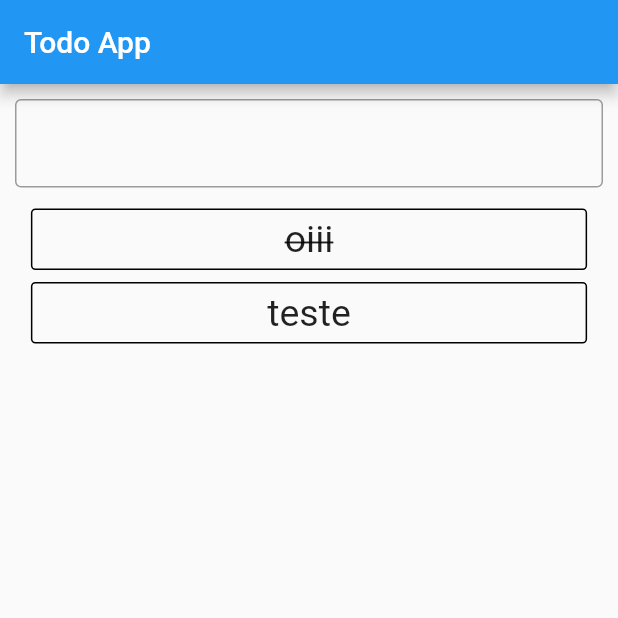
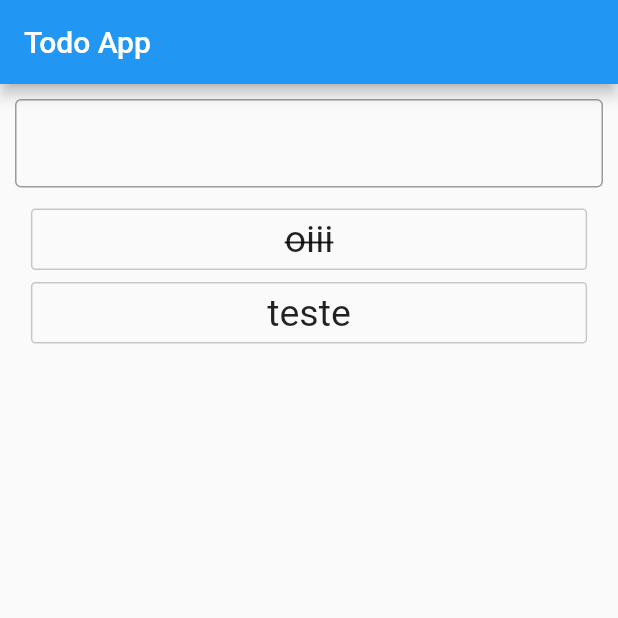
Before and after one commit to renanpallin/flutter-todo-app, a Flutter app: the screen it shows after launch, on a phone screen of 412 x 824 dp, the top half of it. Run offline on Flutter 3.47's test engine with Material 2 defaults, Android fonts, the phone set to English and light mode, and no system bars.

Commit message:
Messing with themes

```diff
--- a/lib/main.dart
+++ b/lib/main.dart
@@ -9,6 +9,8 @@ class MyTodoApp extends StatelessWidget {
     return MaterialApp(
       title: "Todo!",
       home: TodoState(),
+//      theme: ThemeData(primaryColor: Colors.red, hintColor: Colors.purple),
+      theme: ThemeData.light(),
     );
   }
 }
@@ -56,7 +58,9 @@ class MyTodoAppState extends State<TodoState> {
               padding: EdgeInsets.all(5.0),
               margin: EdgeInsets.symmetric(vertical: 4),
               decoration: BoxDecoration(
-                border: Border.all(),
+                border: Border.all(
+                  color: Theme.of(context).hintColor.withOpacity(.2),
+                ),
                 borderRadius: BorderRadius.all(
                   Radius.circular(3),
                 ),
```
